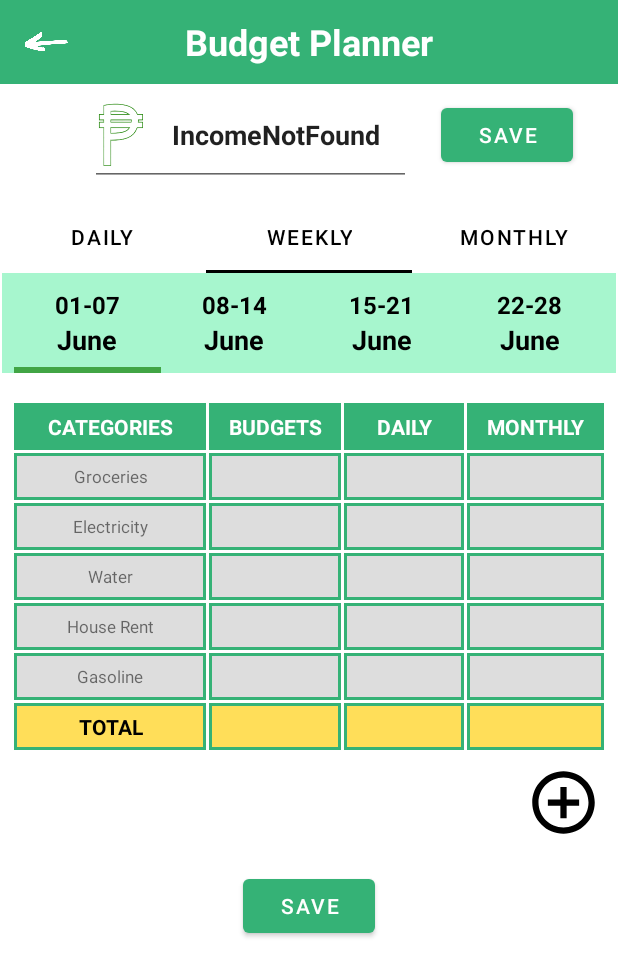
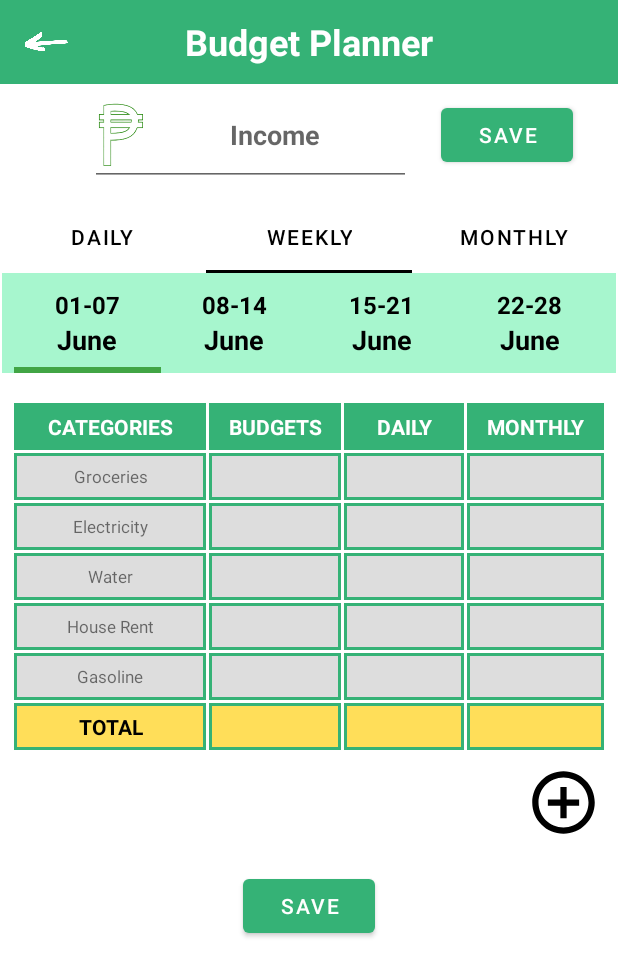
Before and after one commit to kpatel2000/Pebuplan, an Android app: the fragment BudgetFragment placed in its activity, tab 2 chosen, on a phone screen of 412 x 824 dp. Shown: the top 976 px of the screen. Run offline under Robolectric (Android 15) with nearby library versions, the phone set to English and light mode, and no system bars; libraries missing offline, so code that uses them is left out: devs.mulham.horizontalcalendar; 10 statements that could not run were skipped.

Commit message:
Fixed income saving to monthly basis

```diff
--- a/app/src/main/java/com/example/pebuplan/activity/HomeActivity.java
+++ b/app/src/main/java/com/example/pebuplan/activity/HomeActivity.java
@@ -140,7 +140,7 @@ public class HomeActivity extends AppCompatActivity implements NavigationView.On
         String[] monthNames = new DateFormatSymbols().getMonths();
         int days = calendar.getActualMaximum(Calendar.DAY_OF_MONTH);
         int year = calendar.get(Calendar.YEAR);
-        String income = prefs.getString("Income","0").replace("₱", "");
+        String income = prefs.getString(monthNames[currentMonth]+"_income","0").replace("₱", "");
         int month = currentMonth+1;
         for (int start=1;start<=days;start++){
             String selectedDate;
@@ -222,7 +222,7 @@ public class HomeActivity extends AppCompatActivity implements NavigationView.On
                 int days = calendar.getActualMaximum(Calendar.DAY_OF_MONTH);
                 int year = calendar.get(Calendar.YEAR);
                 int totalExpenseOfMonth = 0;
-                String income = prefs.getString("Income","0").replace("₱", "");
+                String income = prefs.getString(monthNames[currentMonth]+"_income","0").replace("₱", "");
                 int month = currentMonth+1;
                 for (int start=1;start<=days;start++){
                     String selectedDate;
@@ -266,7 +266,7 @@ public class HomeActivity extends AppCompatActivity implements NavigationView.On
                 String[] monthNames = new DateFormatSymbols().getMonths();
                 months.setText(monthNames[currentMonth]);
                 int totalExpenseOfMonth = 0;
-                String income = prefs.getString("Income","0").replace("₱", "");
+                String income = prefs.getString(monthNames[currentMonth]+"_income","0").replace("₱", "");
                 int month = currentMonth+1;
                 for (int start=1;start<=days;start++){
                     String selectedDate;
--- a/app/src/main/java/com/example/pebuplan/fragments/monthlybudget/BudgetFragment.java
+++ b/app/src/main/java/com/example/pebuplan/fragments/monthlybudget/BudgetFragment.java
@@ -24,6 +24,8 @@ import com.google.android.material.tabs.TabLayoutMediator;
 import com.google.gson.Gson;
 import com.google.gson.reflect.TypeToken;
 
+import java.text.DateFormatSymbols;
+import java.util.Calendar;
 import java.util.HashMap;
 
 public class BudgetFragment extends Fragment {
@@ -69,9 +71,11 @@ public class BudgetFragment extends Fragment {
 
         BudgetAdapter adapter = new BudgetAdapter(this);
         viewPager.setAdapter(adapter);
+        int currentMonth = Calendar.getInstance().get(Calendar.MONTH);
+        String[] monthNames = new DateFormatSymbols().getMonths();
 
-        String incomeString = preferences.getString("Income", "IncomeNotFound");
-        if (incomeString == null) {
+        String incomeString = preferences.getString(monthNames[currentMonth]+"_income", "IncomeNotFound");
+        if (incomeString.equals("IncomeNotFound")) {
             incomeInput.setText("");
             incomeInput.setHint("Income");
         } else {
@@ -91,7 +95,7 @@ public class BudgetFragment extends Fragment {
             public void onClick(View v) {
                 String income = incomeInput.getText().toString();
                 if (!income.equals("")) {
-                    editor.putString("Income", income);
+                    editor.putString(monthNames[currentMonth]+"_income", income);
                     editor.apply();
                 }
             }
--- a/app/src/main/java/com/example/pebuplan/fragments/monthlybudget/IncomeFragment.java
+++ b/app/src/main/java/com/example/pebuplan/fragments/monthlybudget/IncomeFragment.java
@@ -22,6 +22,8 @@ import com.example.pebuplan.activity.HomeActivity;
 import com.google.gson.Gson;
 import com.google.gson.reflect.TypeToken;
 
+import java.text.DateFormatSymbols;
+import java.util.Calendar;
 import java.util.HashMap;
 
 public class IncomeFragment extends Fragment {
@@ -50,6 +52,8 @@ public class IncomeFragment extends Fragment {
         preferences = getActivity().getSharedPreferences("plan", Context.MODE_PRIVATE);
         editor = preferences.edit();
 
+        int currentMonth = Calendar.getInstance().get(Calendar.MONTH);
+        String[] monthNames = new DateFormatSymbols().getMonths();
         incomeInput = view.findViewById(R.id.income_budget_planner);
         submit = view.findViewById(R.id.submit_income);
 
@@ -60,7 +64,7 @@ public class IncomeFragment extends Fragment {
             public void onClick(View view) {
                 String income = incomeInput.getText().toString();
                 if (!income.equals("")) {
-                    editor.putString("Income", income);
+                    editor.putString(monthNames[currentMonth]+"_income", income);
                     editor.apply();
 
                     BudgetFragment fragment= new BudgetFragment();
--- a/app/src/main/java/com/example/pebuplan/fragments/savings/SavingFragment.java
+++ b/app/src/main/java/com/example/pebuplan/fragments/savings/SavingFragment.java
@@ -102,16 +102,16 @@ public class SavingFragment extends Fragment {
                    totalExpenseOfMonth += Integer.parseInt(expenseOfDate);
                }
            }
-           String income = sharedPref.getString("Income","0");
+           String income = sharedPref.getString(monthNames[i]+"_income","0");
            int savingsOfMonth = 0;
            if (!income.equals("0")){
               savingsOfMonth = Integer.parseInt(income)-totalExpenseOfMonth;
+               dataList.add(new DataModel(
+                       monthNames[i],
+                       String.valueOf(days),
+                       String.valueOf(savingsOfMonth)
+               ));
            }
-            dataList.add(new DataModel(
-                        monthNames[i],
-                        String.valueOf(days),
-                        String.valueOf(savingsOfMonth)
-           ));
 
 //               String data = sharedPref.getString(monthNames[i] + "_Total_Remains", "No Data Found");
 //               dataList.add(new DataModel(monthNames[i], String.valueOf(days), data));
```
Also changed, not shown: app/src/main/java/com/example/pebuplan/activity/MainActivity.java (+6 -1 lines).
